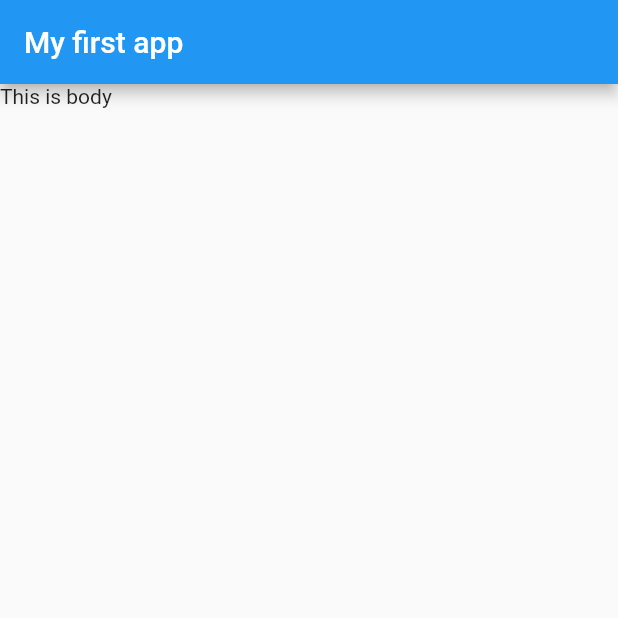
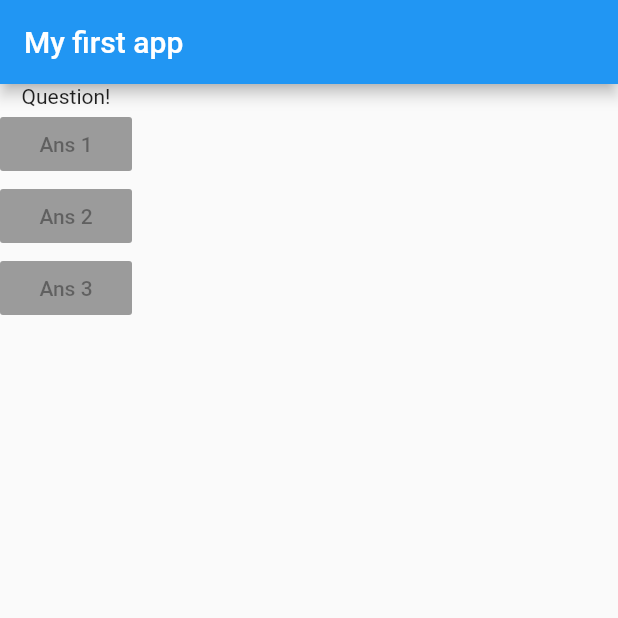
Before and after one commit to Athiruj-P/Fultter_FirstApp, a Flutter app: the screen it shows after launch, on a phone screen of 412 x 824 dp, the top half of it. Run offline on Flutter 3.47's test engine with Material 2 defaults, Android fonts, the phone set to English and light mode, and no system bars.

Commit message:
create buttons

```diff
--- a/first_app/lib/main.dart
+++ b/first_app/lib/main.dart
@@ -8,12 +8,32 @@ void main() => runApp(MyApp());
 
 class MyApp extends StatelessWidget {
   Widget build(BuildContext context) {
+    var questions = [
+      "What's your fav color?",
+      "What's your fav animal?",
+    ];
     return MaterialApp(
       home: Scaffold(
         appBar: AppBar(
           title: Text('My first app'),
         ),
-        body: Text('This is body'),
+        body: Column(
+          children: [
+            Text("Question!"),
+            RaisedButton(
+              child: Text('Ans 1'),
+              onPressed: null,
+            ),
+            RaisedButton(
+              child: Text('Ans 2'),
+              onPressed: null,
+            ),
+            RaisedButton(
+              child: Text('Ans 3'),
+              onPressed: null,
+            ),
+          ],
+        ),
       ),
     );
   }
```
